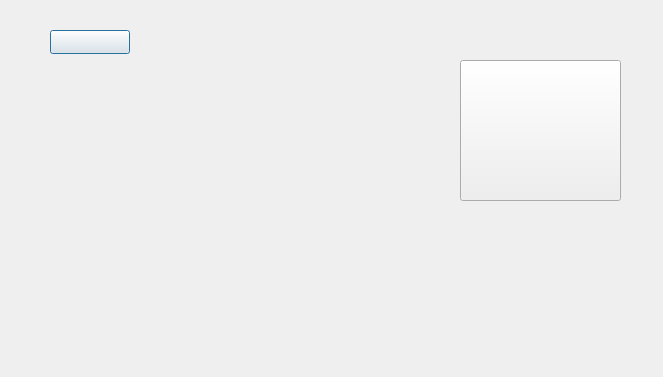
The window that music.ui (bikraj2/MITRA) describes before a commit, drawn with Qt 5.
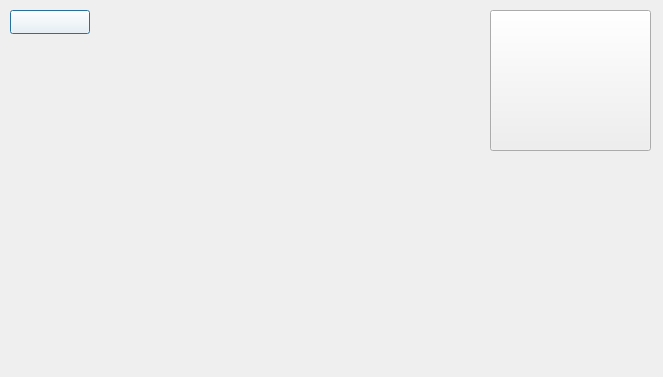
The same window after the commit. Icons and pictures are not drawn.

Commit message: timer and music merged

The edit to the form file:
```diff
--- a/music.ui
+++ b/music.ui
@@ -16,8 +16,8 @@
   <widget class="QPushButton" name="Pomodoro_backButton">
    <property name="geometry">
     <rect>
-     <x>50</x>
-     <y>30</y>
+     <x>10</x>
+     <y>10</y>
      <width>80</width>
      <height>24</height>
     </rect>
@@ -30,7 +30,8 @@
    </property>
    <property name="styleSheet">
     <string notr="true">
-image:url(:/icon/icon/arrow-left-solid.png)</string>
+image:url(:/icon/icon/home.png);
+background-color:rgb(255, 255, 255);</string>
    </property>
    <property name="text">
     <string/>
@@ -39,8 +40,8 @@
   <widget class="QPushButton" name="timerButton">
    <property name="geometry">
     <rect>
-     <x>460</x>
-     <y>60</y>
+     <x>490</x>
+     <y>10</y>
      <width>161</width>
      <height>141</height>
     </rect>
```
The commit also changes 20 other files.
